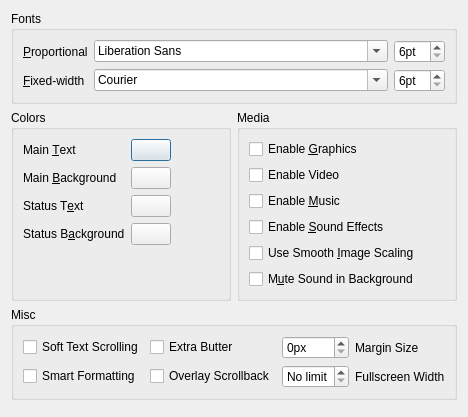
Qt form src/confdialog.ui (realnc/hugor) before a commit.
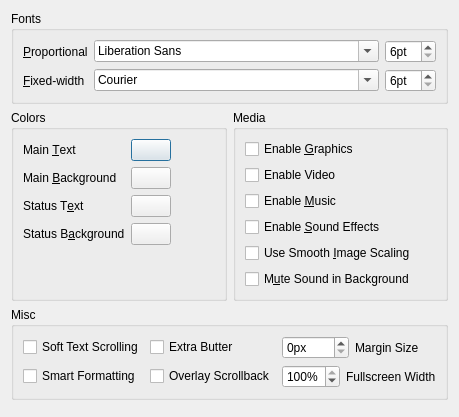
The same form after that commit. Custom widgets are drawn as their Qt base class.

Patch:
```diff
--- a/src/confdialog.ui
+++ b/src/confdialog.ui
@@ -319,16 +319,16 @@
        <layout class="QFormLayout" name="formLayout_6">
         <item row="0" column="0">
          <widget class="QSpinBox" name="fullscreenWidthSpinBox">
-          <property name="specialValueText">
-           <string>No limit</string>
-          </property>
           <property name="suffix">
-           <string>px</string>
+           <string>%</string>
+          </property>
+          <property name="minimum">
+           <number>10</number>
           </property>
           <property name="maximum">
-           <number>9999</number>
+           <number>100</number>
           </property>
-          <property name="singleStep">
+          <property name="value">
            <number>100</number>
           </property>
          </widget>
```
